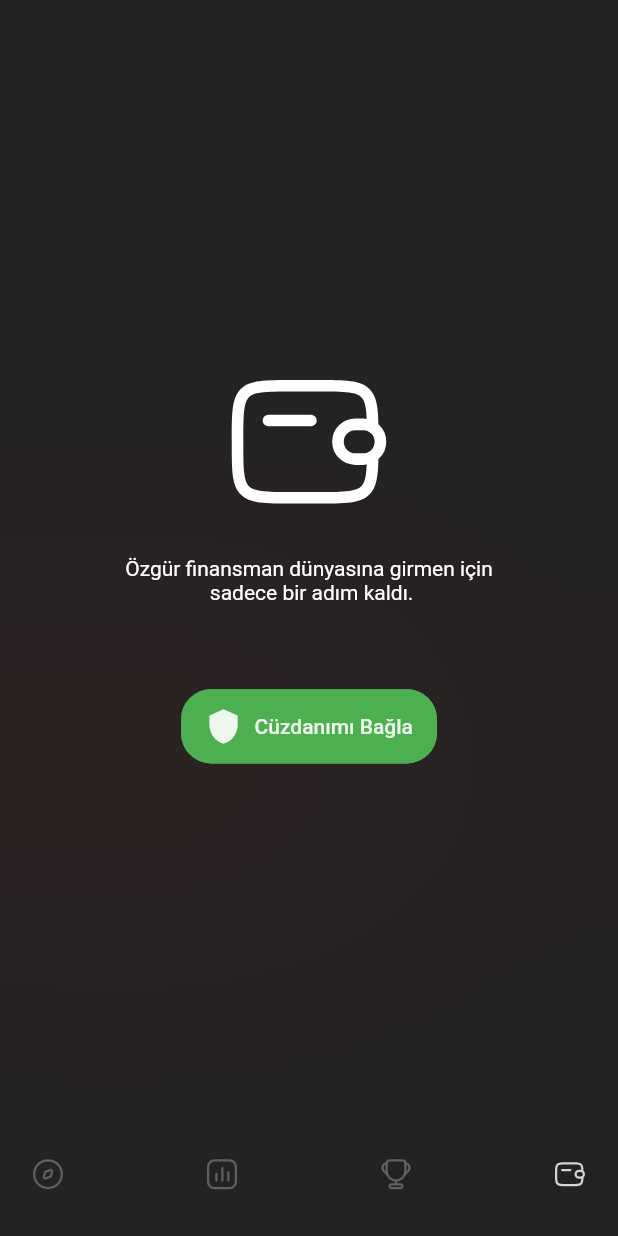
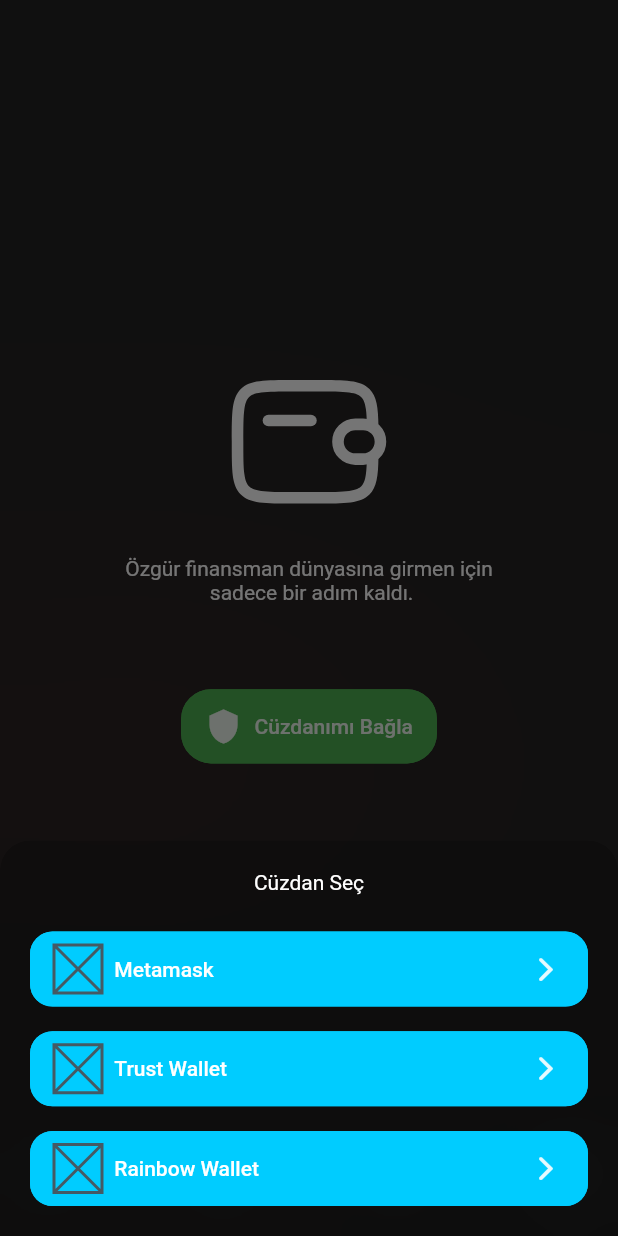
Before and after one commit to alper-mf/nft_tool_app, a Flutter app: the screen it shows after launch, item 4 of the bottom bar chosen, after a tap on "Cüzdanımı Bağla", on a phone screen of 412 x 824 dp. Run offline on Flutter 3.47's test engine with Material 2 defaults, Android fonts, the phone set to English and light mode, and no system bars; our stand-ins replace bloc, flutter_bloc, flutter_svg, get, go_router; missing offline and left inert: walletconnect_dart, walletconnect_secure_storage; network calls fail.

Commit message:
0505-Wallet Connect Dialog Added And Tested

```diff
--- a/lib/app/components/appbar/appbar.dart
+++ b/lib/app/components/appbar/appbar.dart
@@ -19,7 +19,7 @@ class MyAppbar extends StatelessWidget {
             ? const SizedBox()
             : SafeArea(
                 child: Container(
-                  height: SizeConfig.screenHeight * .075,
+                  height: SizeConfig.height * .075,
                   padding: const EdgeInsets.all(globalPadding),
                   width: double.infinity,
                   child: Row(
@@ -28,8 +28,8 @@ class MyAppbar extends StatelessWidget {
                       Text(
                         'NFT Tool',
                         style: TextStyle(
-                          fontSize: SizeConfig.screenHeight * .025,
-                          color: globalTextWhiteColor.withOpacity(0.8),
+                          fontSize: SizeConfig.height * .025,
+                          color: defaultTextWhitecolor.withOpacity(0.8),
                         ),
                       ),
                       SizedBox(
@@ -37,7 +37,7 @@ class MyAppbar extends StatelessWidget {
                         width: 24,
                         child: SvgPicture.asset(
                           menuIcon,
-                          color: globalTextWhiteColor.withOpacity(0.8),
+                          color: defaultTextWhitecolor.withOpacity(0.8),
                         ),
                       )
                     ],
--- a/lib/app/components/background/background_widget.dart
+++ b/lib/app/components/background/background_widget.dart
@@ -34,7 +34,7 @@ class GlassContainer extends StatelessWidget {
     return BackdropFilter(
       filter: ImageFilter.blur(sigmaX: 10.0, sigmaY: 10.0),
       child: Container(
-        height: SizeConfig.screenHeight,
+        height: SizeConfig.height,
         width: Get.width,
         decoration: BoxDecoration(color: Colors.black.withOpacity(0.3)),
       ),
--- a/lib/app/components/bottom_bar/view/bottom_view.dart
+++ b/lib/app/components/bottom_bar/view/bottom_view.dart
@@ -21,7 +21,7 @@ class BottomAppbarView extends GetView<BottomAppbarController> {
           Obx(
             () => Container(
               padding: const EdgeInsets.fromLTRB(globalPadding + 5, 0, globalPadding + 5, 0),
-              height: SizeConfig.screenHeight * .1,
+              height: SizeConfig.height * .1,
               width: double.infinity,
               child: Row(
                 mainAxisAlignment: MainAxisAlignment.spaceBetween,
--- a/lib/app/components/button/rounded_button.dart
+++ b/lib/app/components/button/rounded_button.dart
@@ -10,6 +10,7 @@ class CRoundedButton extends StatelessWidget {
   final VoidCallback onTap;
   final double? borderRadius;
   final double kHeight;
+  final double? kWidth;
   const CRoundedButton({
     Key? key,
     this.isDisabled,
@@ -17,6 +18,7 @@ class CRoundedButton extends StatelessWidget {
     this.color,
     this.title,
     this.widget,
+    this.kWidth,
     this.borderRadius,
     required this.kHeight,
     required this.onTap,
@@ -26,6 +28,7 @@ class CRoundedButton extends StatelessWidget {
   Widget build(BuildContext context) {
     return SizedBox(
       height: kHeight,
+      width: kWidth,
       child: ElevatedButton(
           onPressed: onTap,
           style: ButtonStyle(
--- a/lib/app/constants/colors.dart
+++ b/lib/app/constants/colors.dart
@@ -1,7 +1,8 @@
 import 'package:flutter/material.dart';
 
 //General Colors
-final Color globalTextWhiteColor = Colors.white.withOpacity(0.9);
+final Color defaultTextWhitecolor = Colors.white.withOpacity(0.9);
+final Color whiteColor = Colors.white.withOpacity(0.9);
 final Color lightGrey = Colors.grey.withOpacity(0.5);
 const Color greenColor = Colors.green;
 
@@ -17,3 +18,6 @@ const Color cardColorDark = Color(0xFF3A3A47);
 
 //ChipList
 final Color chipDefaultColor = const Color(0xFF3A3A47).withOpacity(0.4);
+
+//WalletScreen
+const Color selectWalletButtonColor = Color.fromARGB(255, 0, 204, 255);
--- /dev/null
+++ b/lib/app/dialogs/bottom_sheet/custom_bottom_sheet.dart
@@ -0,0 +1,51 @@
+import 'dart:ui';
+
+import 'package:flutter/material.dart';
+import 'package:nft_tool_app/app/init/size_config.dart';
+
+class CBottomSheet {
+  static show(
+    BuildContext context, [
+    Widget? widget,
+  ]) async {
+    await showModalBottomSheet(
+      context: context,
+      backgroundColor: Colors.transparent,
+      isScrollControlled: true,
+      constraints: const BoxConstraints(
+        maxWidth: double.infinity,
+      ),
+      builder: (BuildContext context) {
+        return ClipRRect(
+          borderRadius: const BorderRadius.vertical(
+            top: Radius.circular(20),
+          ),
+          child: BackdropFilter(
+            filter: ImageFilter.blur(sigmaX: 18, sigmaY: 18),
+            child: Container(
+              padding: const EdgeInsets.symmetric(horizontal: 20, vertical: 20),
+              decoration: BoxDecoration(
+                color: Colors.black.withOpacity(0.2),
+                borderRadius: const BorderRadius.vertical(
+                  top: Radius.circular(20),
+                ),
+              ),
+              child: Padding(
+                padding: MediaQuery.of(context).viewInsets,
+                child: widget ??
+                    SizedBox(
+                      height: SizeConfig.height / 2,
+                      child: const Center(
+                        child: Text('Not added any widget from here'),
+                      ),
+                    ),
+              ),
+            ),
+          ),
+        );
+      },
+    ).whenComplete(() {
+      // Get.find<LoginController>().cPhone.value.clear();
+    });
+  }
+}
--- a/lib/app/extensions/extension_widgets_scale.dart
+++ b/lib/app/extensions/extension_widgets_scale.dart
@@ -2,6 +2,6 @@ import 'package:nft_tool_app/app/init/size_config.dart';
 
 /// [horizontalScale] Font size ları ölçeklendirmek için kullanılmakta
 extension WidgetsScale on num {
-  // double get horizontalScale => this * (SizeConfig.screenWidth / designWith);
-  // double get verticalScale => this * (SizeConfig.screenHeight / designHeight);
+  // double get horizontalScale => this * (SizeConfig.width / designWith);
+  // double get verticalScale => this * (SizeConfig.height / designHeight);
 }
--- a/lib/app/init/size_config.dart
+++ b/lib/app/init/size_config.dart
@@ -4,8 +4,8 @@ import 'package:flutter/material.dart';
 /// Ekran boyutlarını tutmak için yazıldı
 class SizeConfig {
   static late MediaQueryData _mediaQueryData;
-  static late double screenWidth;
-  static late double screenHeight;
+  static late double width;
+  static late double height;
   static late double blockSizeHorizontal;
   static late double blockSizeVertical;
   static late double _safeAreaHorizontal;
@@ -19,16 +19,14 @@ class SizeConfig {
 
   static void init(BuildContext context) {
     _mediaQueryData = MediaQuery.of(context);
-    screenWidth = _mediaQueryData.size.width;
-    screenHeight = _mediaQueryData.size.height;
-    blockSizeHorizontal = screenWidth / 100;
-    blockSizeVertical = screenHeight / 100;
-    _safeAreaHorizontal =
-        _mediaQueryData.padding.left + _mediaQueryData.padding.right;
-    _safeAreaVertical =
-        _mediaQueryData.padding.top + _mediaQueryData.padding.bottom;
-    safeBlockHorizontal = (screenWidth - _safeAreaHorizontal) / 100;
-    safeBlockVertical = (screenHeight - _safeAreaVertical) / 100;
+    width = _mediaQueryData.size.width;
+    height = _mediaQueryData.size.height;
+    blockSizeHorizontal = width / 100;
+    blockSizeVertical = height / 100;
+    _safeAreaHorizontal = _mediaQueryData.padding.left + _mediaQueryData.padding.right;
+    _safeAreaVertical = _mediaQueryData.padding.top + _mediaQueryData.padding.bottom;
+    safeBlockHorizontal = (width - _safeAreaHorizontal) / 100;
+    safeBlockVertical = (height - _safeAreaVertical) / 100;
     safeAreaPadding = _mediaQueryData.padding;
 
     /// The number of device pixels for each logical pixel. This number might not
@@ -37,13 +35,12 @@ class SizeConfig {
     if (_mediaQueryData.padding.top != 0) {
       statusBarHeight = _mediaQueryData.padding.top;
     }
-    log('${screenWidth * devicePixelRatio}x${screenHeight * devicePixelRatio}', name: 'Screen pixel');
+    log('${width * devicePixelRatio}x${height * devicePixelRatio}', name: 'Screen pixel');
   }
 
   void setScreenSizeFromConstraints(BoxConstraints constraints) {
-    SizeConfig.screenWidth = constraints.maxWidth;
-    SizeConfig.screenHeight = constraints.maxHeight;
-    log('${SizeConfig.screenWidth}x${SizeConfig.screenHeight}',
-        name: 'Screen local pixel');
+    SizeConfig.width = constraints.maxWidth;
+    SizeConfig.height = constraints.maxHeight;
+    log('${SizeConfig.width}x${SizeConfig.height}', name: 'Screen local pixel');
   }
 }
--- a/lib/screens/explore_screen/view/body_view.dart
+++ b/lib/screens/explore_screen/view/body_view.dart
@@ -13,12 +13,12 @@ class _BodyView extends GetView<ExploreController> {
   @override
   Widget build(BuildContext context) {
     return SizedBox(
-      height: SizeConfig.screenHeight,
+      height: SizeConfig.height,
       width: double.infinity,
       child: Column(
         crossAxisAlignment: CrossAxisAlignment.start,
         children: [
-          SizedBox(height: SizeConfig.screenHeight * .15),
+          SizedBox(height: SizeConfig.height * .15),
           const _HomeTitleWidget(),
           SearchBarWidget(textEditingController: searchBarTextEditingController),
           ChipList(chipList: chipList),
--- a/lib/screens/explore_screen/widgets/home_title_widget.dart
+++ b/lib/screens/explore_screen/widgets/home_title_widget.dart
@@ -14,7 +14,7 @@ class _HomeTitleWidget extends StatelessWidget {
         style: TextStyle(
           fontSize: Get.width * .095,
           fontWeight: FontWeight.w500,
-          color: globalTextWhiteColor.withOpacity(0.8),
+          color: defaultTextWhitecolor.withOpacity(0.8),
         ),
       ),
     );
--- a/lib/screens/explore_screen/widgets/rank_list_widget.dart
+++ b/lib/screens/explore_screen/widgets/rank_list_widget.dart
@@ -66,12 +66,12 @@ class _RankListHome extends GetView<ExploreController> {
             child: ListTile(
               title: Text(
                 item.name!,
-                style: TextStyle(fontSize: 14, color: globalTextWhiteColor),
+                style: TextStyle(fontSize: 14, color: defaultTextWhitecolor),
                 overflow: TextOverflow.ellipsis,
               ),
               subtitle: Text(
                 'view info',
-                style: TextStyle(fontSize: 12, color: globalTextWhiteColor),
+                style: TextStyle(fontSize: 12, color: defaultTextWhitecolor),
               ),
               trailing: SizedBox(
                 width: Get.width * .21,
@@ -89,7 +89,7 @@ class _RankListHome extends GetView<ExploreController> {
                     const SizedBox(width: 5),
                     Text(
                       price.toString(),
-                      style: TextStyle(fontSize: 12, color: globalTextWhiteColor),
+                      style: TextStyle(fontSize: 12, color: defaultTextWhitecolor),
                     ),
                   ],
                 ),
@@ -99,7 +99,7 @@ class _RankListHome extends GetView<ExploreController> {
                 children: [
                   Text(
                     (index + 1).toString() + '. ',
-                    style: TextStyle(fontSize: 12, color: globalTextWhiteColor),
+                    style: TextStyle(fontSize: 12, color: defaultTextWhitecolor),
                   ),
                   const SizedBox(width: 5),
                   SizedBox(
@@ -134,7 +134,7 @@ class _RankListHome extends GetView<ExploreController> {
             'Please check your internet connection.',
             textAlign: TextAlign.center,
             style: TextStyle(
-              color: globalTextWhiteColor,
+              color: defaultTextWhitecolor,
               fontSize: 12,
             ),
           ),
--- a/lib/screens/home_screen/view/home_view.dart
+++ b/lib/screens/home_screen/view/home_view.dart
@@ -18,13 +18,13 @@ class HomeView extends GetView<HomeController> {
   Widget build(BuildContext context) {
     return Scaffold(
       body: SizedBox(
-        height: SizeConfig.screenHeight,
+        height: SizeConfig.height,
         width: double.infinity,
         child: Stack(
           children: [
             const BackgroundWidget(),
             SizedBox(
-              height: SizeConfig.screenHeight,
+              height: SizeConfig.height,
               width: double.infinity,
               child: Column(
                 children: const [
@@ -56,12 +56,12 @@ class _BuilderPagesWidget extends GetView<ExploreController> {
             children: [
               const ExploreScreen(),
               Container(
-                height: SizeConfig.screenHeight,
+                height: SizeConfig.height,
                 width: double.infinity,
                 //color: Colors.black.withOpacity(0.2),
               ),
               Container(
-                height: SizeConfig.screenHeight,
+                height: SizeConfig.height,
                 width: double.infinity,
                 color: Colors.black.withOpacity(0.2),
               ),
--- a/lib/screens/wallet_screen/controller/wallet_controller.dart
+++ b/lib/screens/wallet_screen/controller/wallet_controller.dart
@@ -1,8 +1,13 @@
+import 'dart:developer';
 import 'dart:io';
 
+import 'package:flutter/foundation.dart';
+import 'package:flutter/material.dart';
 import 'package:get/get.dart';
+import 'package:nft_tool_app/app/dialogs/bottom_sheet/custom_bottom_sheet.dart';
 import 'package:nft_tool_app/app/model/enums/wallet_enums.dart';
 import 'package:nft_tool_app/screens/wallet_screen/controller/account_state.dart';
+import 'package:nft_tool_app/screens/wallet_screen/widget/select_wallet.dart';
 import 'package:nft_tool_app/utils/url_scheme_utils.dart';
 
 import 'package:walletconnect_dart/walletconnect_dart.dart';
@@ -10,29 +15,26 @@ import 'package:walletconnect_secure_storage/walletconnect_secure_storage.dart';
 
 class WalletController extends GetxController {
   final AccountState state = AccountState();
+  final GlobalKey scaffoldKey = GlobalKey<ScaffoldState>();
+
   final metamask = "MetaMask".obs;
   final rainbow = "Rainbow".obs;
   final trust = "Trust".obs;
-  final authToken = "Twitter".obs;
 
-  late WalletConnect? connector;
+  late final WalletConnect? connector;
   late SessionStatus? currentSession;
-  Wallet? currentWallet;
-  WalletController() {
-    createConnector();
-  }
+  final sessionStorage = WalletConnectSecureStorage();
+  Wallet? currentWallet; //-> Enum
 
-  // Create a connector
-  void createConnector() async {
-    if (connector == null) {
-      final sessionStorage = WalletConnectSecureStorage();
-      final session = await sessionStorage.getSession();
+  @override
+  void onInit() {
+    super.onInit();
 
     connector = WalletConnect(
       bridge: 'https://bridge.walletconnect.org',
       // session: session,
       // sessionStorage: sessionStorage,
-        clientMeta: PeerMeta(
+      clientMeta: const PeerMeta(
         name: 'WalletConnect',
         description: 'WalletConnect Developer App',
         url: 'https://walletconnect.org',
@@ -41,10 +43,18 @@ class WalletController extends GetxController {
         ],
       ),
     );
+    createConnector();
+  }
+
+  // Create a connector
+  Future<void> createConnector() async {
+    if (connector == null) {
+      final session = await sessionStorage.getSession();
 
       // Subscribe to events
       connector?.on('connect', (session) {
-        print("connect\nsession = $session");
+        log("connect\nsession ------->>>>> = $session");
+
         if (session is SessionStatus) {
           if (currentWallet == Wallet.rainbow) {
             rainbow.value = session.accounts.first;
@@ -56,11 +66,30 @@ class WalletController extends GetxController {
         }
       });
       connector?.on('session_update', (payload) {
+        if (kDebugMode) {
           print("session_update\npayload = $payload");
+        }
       });
       connector?.on('disconnect', (session) {
+        if (kDebugMode) {
           print("disconnect\nsession = $session");
+        }
       });
+    }
+  }
+
+  void showIosWalletDialog() {
+    if (Platform.isAndroid) {
+      CBottomSheet.show(
+        scaffoldKey.currentContext!,
+        const SelectWalletSheet(),
+      );
+      //connect(Wallet.rainbow);
+    } else {
+      CBottomSheet.show(
+        scaffoldKey.currentContext!,
+        const SelectWalletSheet(),
+      );
     }
   }
 
@@ -69,20 +98,25 @@ class WalletController extends GetxController {
   void connect(Wallet wallet) async {
     currentWallet = wallet;
     String deeplink = "";
+
+    if (Platform.isAndroid) {
+      deeplink = "";
+    }
     switch (wallet) {
       case Wallet.rainbow:
+        log('RAINBOW');
         deeplink = "rainbow://wc?uri=";
         break;
       case Wallet.metamask:
+        log('METAMASK');
         deeplink = "metamask://wc?uri=";
         break;
       case Wallet.trust:
+        log('WALLET TRUST');
         deeplink = "trust://wc?uri=";
         break;
     }
-    if (Platform.isAndroid) {
-      deeplink = "";
-    }
+
     if (!(connector?.connected ?? false)) {
       currentSession = await connector?.createSession(
         chainId: 4160,
@@ -92,8 +126,11 @@ class WalletController extends GetxController {
         },
       );
     } else {
+      log(' --------> HATA');
       disConnect();
     }
+
+    log('ACCOUNT ADRESS' + currentSession!.accounts[0]);
   }
 
   void disConnect() async {
--- a/lib/screens/wallet_screen/view/wallet_view.dart
+++ b/lib/screens/wallet_screen/view/wallet_view.dart
@@ -7,7 +7,6 @@ import 'package:nft_tool_app/app/constants/assets_const.dart';
 import 'package:nft_tool_app/app/constants/colors.dart';
 import 'package:nft_tool_app/app/constants/padding_const.dart';
 import 'package:nft_tool_app/app/init/size_config.dart';
-import 'package:nft_tool_app/app/model/enums/wallet_enums.dart';
 import 'package:nft_tool_app/screens/wallet_screen/controller/wallet_controller.dart';
 
 class WalletView extends GetView<WalletController> {
@@ -16,10 +15,11 @@ class WalletView extends GetView<WalletController> {
   @override
   Widget build(BuildContext context) {
     return Scaffold(
+      key: controller.scaffoldKey,
       backgroundColor: Colors.transparent,
       body: Container(
         padding: const EdgeInsets.all(globalPadding),
-        height: SizeConfig.screenHeight,
+        height: SizeConfig.height,
         width: double.infinity,
         child: Column(
           crossAxisAlignment: CrossAxisAlignment.center,
@@ -27,8 +27,8 @@ class WalletView extends GetView<WalletController> {
           mainAxisSize: MainAxisSize.max,
           children: [
             SizedBox(
-              height: SizeConfig.screenHeight * .15,
-              width: SizeConfig.screenHeight * .15,
+              height: SizeConfig.height * .15,
+              width: SizeConfig.height * .15,
               child: SvgPicture.asset(walletIcon),
             ),
             const Padding(
@@ -39,25 +39,23 @@ class WalletView extends GetView<WalletController> {
               ),
             ),
             SizedBox(
-              height: SizeConfig.screenHeight * .05,
+              height: SizeConfig.height * .05,
             ),
             CRoundedButton(
-              kHeight: SizeConfig.screenHeight * .06,
-              onTap: () {
-                controller.connect(Wallet.metamask);
-              },
+              kHeight: SizeConfig.height * .06,
+              onTap: controller.showIosWalletDialog,
               widget: Row(
                 mainAxisSize: MainAxisSize.min,
                 children: [
                   Icon(
                     Icons.shield,
                     size: Get.height * .03,
-                    color: globalTextWhiteColor,
+                    color: defaultTextWhitecolor,
                   ),
-                  SizedBox(width: SizeConfig.screenWidth * .02),
+                  SizedBox(width: SizeConfig.width * .02),
                   Text(
                     'Cüzdanımı Bağla',
-                    style: TextStyle(color: globalTextWhiteColor),
+                    style: TextStyle(color: defaultTextWhitecolor),
                   ),
                 ],
               ),
--- /dev/null
+++ b/lib/screens/wallet_screen/widget/select_wallet.dart
@@ -0,0 +1,95 @@
+import 'package:flutter/cupertino.dart';
+import 'package:flutter/material.dart';
+import 'package:get/get.dart';
+import 'package:nft_tool_app/app/components/button/rounded_button.dart';
+import 'package:nft_tool_app/app/constants/colors.dart';
+import 'package:nft_tool_app/app/init/size_config.dart';
+import 'package:nft_tool_app/app/model/enums/wallet_enums.dart';
+import 'package:nft_tool_app/screens/wallet_screen/controller/wallet_controller.dart';
+
+class SelectWalletSheet extends GetView<WalletController> {
+  const SelectWalletSheet({Key? key}) : super(key: key);
+
+  @override
+  Widget build(BuildContext context) {
+    return Column(
+      mainAxisAlignment: MainAxisAlignment.center,
+      mainAxisSize: MainAxisSize.min,
+      crossAxisAlignment: CrossAxisAlignment.stretch,
+      children: [
+        Text(
+          'Cüzdan Seç',
+          textAlign: TextAlign.center,
+        ),
+        SizedBox(
+          height: SizeConfig.height * .03,
+        ),
+        _WalletButton(
+          svgIcon: '',
+          tap: () => controller.connect(Wallet.metamask),
+          walletTitle: 'Metamask',
+        ),
+        SizedBox(
+          height: SizeConfig.height * .02,
+        ),
+        _WalletButton(
+          svgIcon: '',
+          tap: () => controller.connect(Wallet.trust),
+          walletTitle: 'Trust Wallet',
+        ),
+        SizedBox(
+          height: SizeConfig.height * .02,
+        ),
+        _WalletButton(
+          svgIcon: '',
+          tap: () => controller.connect(Wallet.rainbow),
+          walletTitle: 'Rainbow Wallet',
+        ),
+      ],
+    );
+  }
+}
+
+class _WalletButton extends StatelessWidget {
+  final VoidCallback tap;
+  final String svgIcon;
+  final String walletTitle;
+  const _WalletButton({
+    Key? key,
+    required this.tap,
+    required this.svgIcon,
+    required this.walletTitle,
+  }) : super(key: key);
+
+  @override
+  Widget build(BuildContext context) {
+    return CRoundedButton(
+      kHeight: 50,
+      borderRadius: 15,
+      onTap: tap,
+      color: selectWalletButtonColor,
+      widget: Row(
+        mainAxisAlignment: MainAxisAlignment.spaceBetween,
+        children: [
+          Row(
+            children: [
+              const SizedBox(
+                height: 32,
+                width: 32,
+                child: Placeholder(),
+              ),
+              SizedBox(
+                width: SizeConfig.width * .02,
+              ),
+              Text(walletTitle),
+            ],
+          ),
+          Icon(
+            CupertinoIcons.forward,
+            color: whiteColor,
+          ),
+        ],
+      ),
+    );
+  }
+}
--- a/pubspec.yaml
+++ b/pubspec.yaml
@@ -64,7 +64,6 @@ flutter:
   # To add assets to your application, add an assets section, like this:
   assets:
     - assets/
-    - assets/background/
     - assets/icons/
     - assets/icons/app/
     - assets/icons/crypto/
```
Lines whose indentation alone changed are shown as unchanged.
